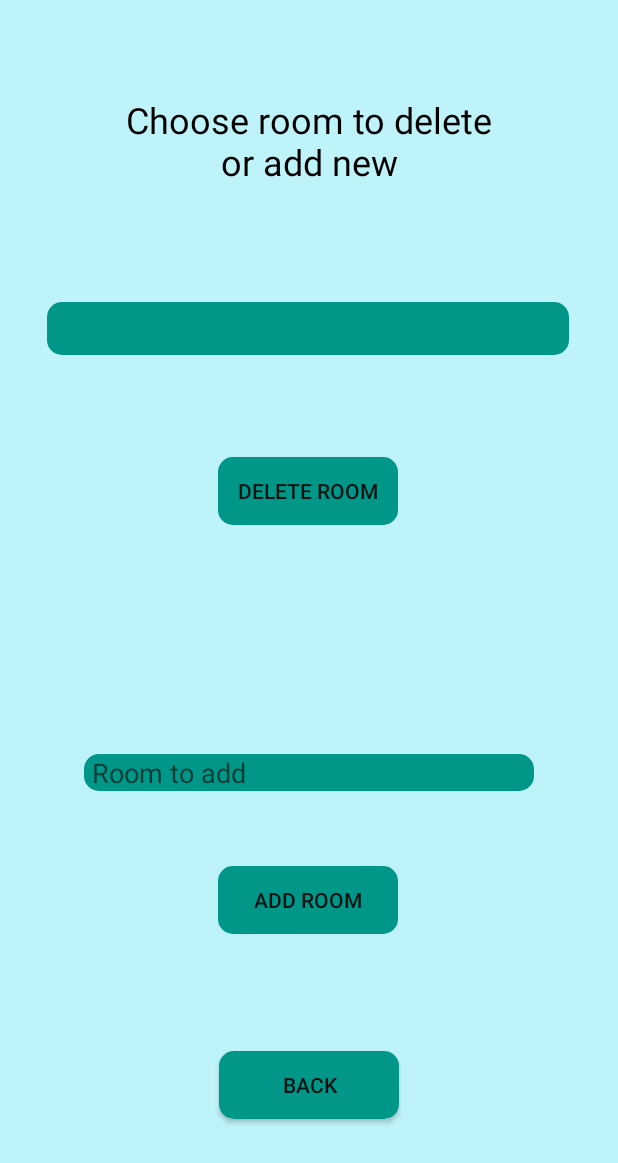
After one commit to PauliAnt/Olioharkkatyo, an Android app: the ManageRoomsActivity screen opened directly, with no data from a screen before it, on a phone screen of 412 x 824 dp. The commit adds this screen. Shown: the top 1163 px of the screen. Run offline under Robolectric (Android 15) with nearby library versions, the phone set to English and light mode, and no system bars; libraries missing offline, so code that uses them is left out: org.simpleframework.xml.

Commit message:
admin main activity manage rooms activity

```diff
--- a/app/src/main/AndroidManifest.xml
+++ b/app/src/main/AndroidManifest.xml
@@ -9,7 +9,9 @@
         android:roundIcon="@mipmap/icon1_round"
         android:supportsRtl="true"
         android:theme="@style/AppTheme">
-        <activity android:name=".MyReservationsActivity"></activity>
+        <activity android:name=".AdminMainActivity"></activity>
+        <activity android:name=".ManageRoomsActivity" />
+        <activity android:name=".MyReservationsActivity" />
         <activity android:name=".UserInfoActivity" />
         <activity android:name=".SignInActivity">
             <intent-filter>
--- a/app/src/main/java/com/example/olioharkkaty/MainActivity.java
+++ b/app/src/main/java/com/example/olioharkkaty/MainActivity.java
@@ -44,6 +44,11 @@ public class MainActivity extends AppCompatActivity {
         startActivity(intent);
     }
 
+    public void openManageRoomsActivity(View v){
+        Intent intent = new Intent(MainActivity.this, ManageRoomsActivity.class);
+        startActivity(intent);
+    }
+
     public void signOut(View v){
         UserManager.getInstance().setCurrentUser(null);
         finish();
--- /dev/null
+++ b/app/src/main/java/com/example/olioharkkaty/ManageRoomsActivity.java
@@ -0,0 +1,48 @@
+package com.example.olioharkkaty;
+
+import androidx.appcompat.app.AppCompatActivity;
+
+import android.os.Bundle;
+import android.view.View;
+import android.widget.ArrayAdapter;
+import android.widget.Spinner;
+import android.widget.TextView;
+
+import java.util.ArrayList;
+
+public class ManageRoomsActivity extends AppCompatActivity {
+    private ArrayList<String> rooms;
+    private Spinner hallroom;
+    private TextView addRoom;
+    private String roomName;
+
+    @Override
+    protected void onCreate(Bundle savedInstanceState) {
+        super.onCreate(savedInstanceState);
+        setContentView(R.layout.activity_manage_rooms);
+
+        Hall hall = Hall.getInstance();
+        rooms = hall.getRooms();
+        hallroom = (Spinner) findViewById(R.id.spinner2);
+        addRoom = (TextView) findViewById(R.id.addRoom);
+
+        // Spinner
+        ArrayAdapter<String> adapter = new ArrayAdapter<String>(this, android.R.layout.simple_spinner_item, rooms);
+        adapter.setDropDownViewResource(android.R.layout.simple_spinner_dropdown_item);
+        hallroom.setAdapter(adapter);
+    }
+
+    public void deleteRoomFromList(View v){
+        roomName = hallroom.getSelectedItem().toString();
+        // todo lisää toiminnallisuus poista huone listasta
+    }
+
+    public void addRoomToList(View v){
+        roomName = addRoom.getText().toString();
+        // todo lisää toiminnallisuus lisää huoneen huonelistaan
+    }
+
+    public void backButton(View v){
+        finish();
+    }
+}
--- /dev/null
+++ b/app/src/main/res/layout/activity_manage_rooms.xml
@@ -0,0 +1,89 @@
+<?xml version="1.0" encoding="utf-8"?>
+<androidx.constraintlayout.widget.ConstraintLayout xmlns:android="http://schemas.android.com/apk/res/android"
+    xmlns:app="http://schemas.android.com/apk/res-auto"
+    xmlns:tools="http://schemas.android.com/tools"
+    android:layout_width="match_parent"
+    android:layout_height="match_parent"
+    android:background="#BFF3FA"
+    tools:context=".ManageRoomsActivity">
+
+    <TextView
+        android:id="@+id/textView6"
+        android:layout_width="261dp"
+        android:layout_height="77dp"
+        android:text="@string/choose_room_to_delete_or_add_new"
+        android:textAlignment="center"
+        android:textColor="#000000"
+        android:textSize="24sp"
+        app:layout_constraintBottom_toBottomOf="parent"
+        app:layout_constraintEnd_toEndOf="parent"
+        app:layout_constraintStart_toStartOf="parent"
+        app:layout_constraintTop_toTopOf="parent"
+        app:layout_constraintVertical_bias="0.085" />
+
+    <Spinner
+        android:id="@+id/spinner2"
+        android:layout_width="348dp"
+        android:layout_height="35dp"
+        android:background="@drawable/calender"
+        app:layout_constraintBottom_toBottomOf="parent"
+        app:layout_constraintEnd_toEndOf="parent"
+        app:layout_constraintHorizontal_bias="0.492"
+        app:layout_constraintStart_toStartOf="parent"
+        app:layout_constraintTop_toBottomOf="@+id/textView6"
+        app:layout_constraintVertical_bias="0.094" />
+
+    <Button
+        android:id="@+id/button11"
+        android:layout_width="120dp"
+        android:layout_height="45dp"
+        android:background="@drawable/calender"
+        android:text="@string/delete_room"
+        app:layout_constraintBottom_toBottomOf="parent"
+        app:layout_constraintEnd_toEndOf="parent"
+        app:layout_constraintHorizontal_bias="0.498"
+        app:layout_constraintStart_toStartOf="parent"
+        app:layout_constraintTop_toBottomOf="@+id/spinner2"
+        app:layout_constraintVertical_bias="0.125" />
+
+    <TextView
+        android:id="@+id/addRoom"
+        android:layout_width="300dp"
+        android:layout_height="wrap_content"
+        android:background="@drawable/calender"
+        android:hint="@string/room_to_add"
+        android:paddingStart="5dp"
+        android:paddingEnd="5dp"
+        android:textAlignment="textStart"
+        android:textSize="18sp"
+        app:layout_constraintBottom_toBottomOf="parent"
+        app:layout_constraintEnd_toEndOf="parent"
+        app:layout_constraintStart_toStartOf="parent"
+        app:layout_constraintTop_toBottomOf="@+id/button11"
+        app:layout_constraintVertical_bias="0.34" />
+
+    <Button
+        android:id="@+id/button12"
+        android:layout_width="120dp"
+        android:layout_height="45dp"
+        android:background="@drawable/calender"
+        android:text="@string/add_room"
+        app:layout_constraintBottom_toBottomOf="parent"
+        app:layout_constraintEnd_toEndOf="parent"
+        app:layout_constraintHorizontal_bias="0.498"
+        app:layout_constraintStart_toStartOf="parent"
+        app:layout_constraintTop_toBottomOf="@+id/addRoom"
+        app:layout_constraintVertical_bias="0.2" />
+
+    <Button
+        android:id="@+id/button13"
+        android:layout_width="120dp"
+        android:layout_height="45dp"
+        android:background="@drawable/calender"
+        android:onClick="backButton"
+        android:text="@string/back"
+        app:layout_constraintBottom_toBottomOf="parent"
+        app:layout_constraintEnd_toEndOf="parent"
+        app:layout_constraintStart_toStartOf="parent"
+        app:layout_constraintTop_toBottomOf="@+id/button12" />
+</androidx.constraintlayout.widget.ConstraintLayout>
--- a/app/src/main/res/values/strings.xml
+++ b/app/src/main/res/values/strings.xml
@@ -26,4 +26,10 @@
     <string name="adress">Adress</string>
     <string name="password_6_16_char">Password (6-16 char)</string>
     <string name="user_info">User info</string>
+    <string name="welcome_to_playsports_admin">Welcome to PlaySports admin!</string>
+    <string name="manage_rooms">Manage rooms</string>
+    <string name="choose_room_to_delete_or_add_new">Choose room to delete or add new</string>
+    <string name="delete_room">Delete room</string>
+    <string name="add_room">Add room</string>
+    <string name="room_to_add">Room to add</string>
 </resources>
```
Also changed, not shown: app/src/main/java/com/example/olioharkkaty/AdminMainActivity.java (added, +52 -0 lines), app/src/main/java/com/example/olioharkkaty/SignInActivity.java (+9 -3 lines), app/src/main/java/com/example/olioharkkaty/UserInfoActivity.java (+16 -3 lines), app/src/main/java/com/example/olioharkkaty/UserManager.java (+14 -1 lines), app/src/main/res/layout/activity_admin_main.xml (added, +105 -0 lines), app/src/main/res/layout/activity_user_info.xml (+24 -4 lines).
